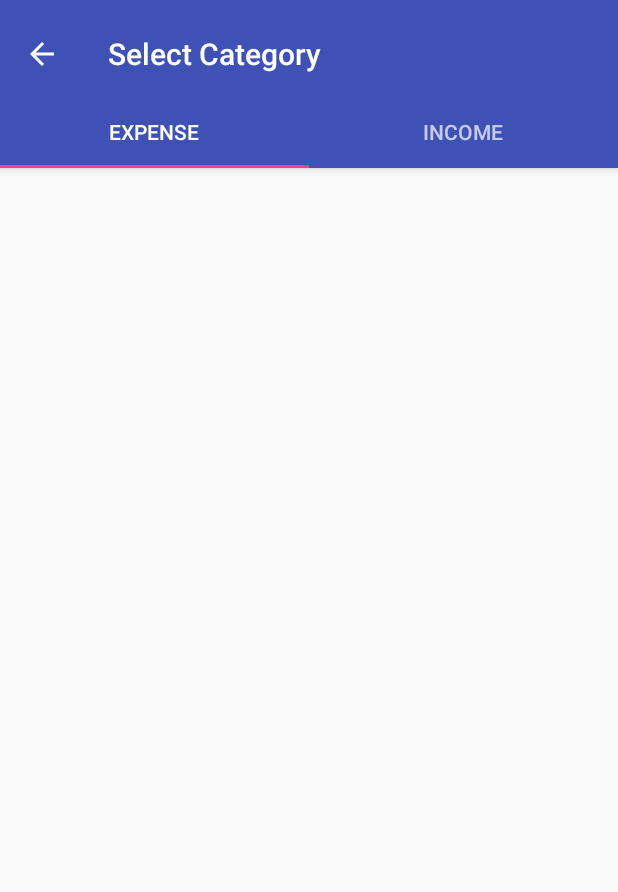
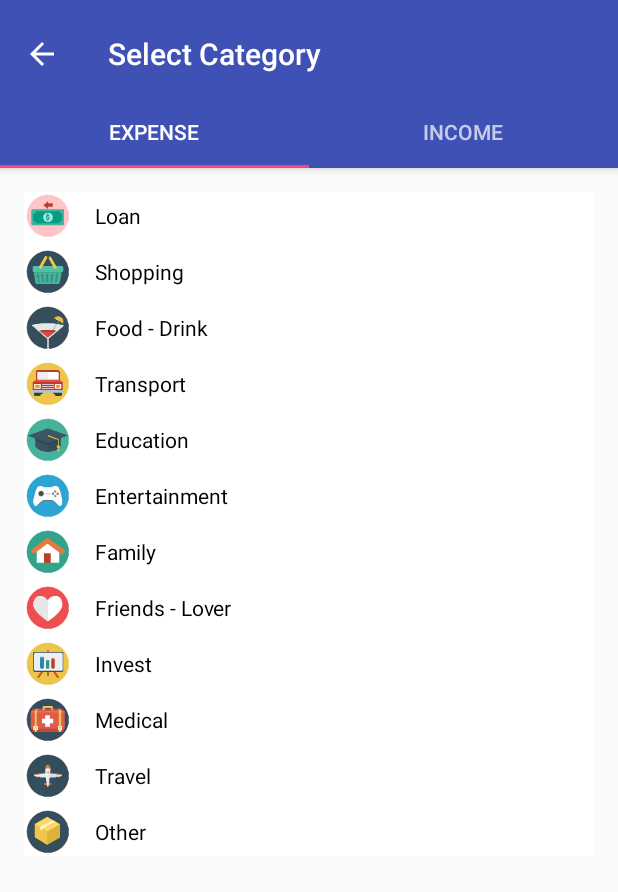
Before and after one commit to alanddev/manWal, an Android app: the CategoryActivity screen opened directly, with no data from a screen before it, on a phone screen of 412 x 824 dp. Shown: the top 892 px of the screen. Run offline under Robolectric (Android 15) with nearby library versions, the phone set to English and light mode, and no system bars.

Commit message:
commit image

```diff
--- a/app/src/main/java/com/alanddev/manwal/adapter/CategoryAdapter.java
+++ b/app/src/main/java/com/alanddev/manwal/adapter/CategoryAdapter.java
@@ -2,6 +2,7 @@ package com.alanddev.manwal.adapter;
 
 import android.content.Context;
 import android.support.v7.widget.RecyclerView;
+import android.util.Log;
 import android.view.LayoutInflater;
 import android.view.View;
 import android.view.ViewGroup;
@@ -55,8 +56,7 @@ public class CategoryAdapter extends BaseAdapter {
         Category category = (Category)this.getItem(position);
         Viewholder viewHolder;
         if (convertView == null) {
-            convertView = LayoutInflater.from(mContext).inflate(R.layout.item_category,
-                    null);
+            convertView = LayoutInflater.from(mContext).inflate(R.layout.item_category,null);
             viewHolder = new Viewholder();
             viewHolder.avatar = ((ImageView) convertView
                     .findViewById(R.id.imgavatar));
@@ -66,7 +66,7 @@ public class CategoryAdapter extends BaseAdapter {
         } else {
             viewHolder = (Viewholder) convertView.getTag();
         }
-        viewHolder.avatar.setImageResource(mContext.getResources().getIdentifier(category.getImage(),"mipmap",mContext.getPackageName()));
+        viewHolder.avatar.setImageResource(mContext.getResources().getIdentifier("ic_category_"+category.getImage(),"mipmap",mContext.getPackageName()));
         viewHolder.title.setText(category.getName());
         return convertView;
     }
--- a/app/src/main/java/com/alanddev/manwal/controller/CategoryController.java
+++ b/app/src/main/java/com/alanddev/manwal/controller/CategoryController.java
@@ -4,6 +4,7 @@ import android.content.ContentValues;
 import android.content.Context;
 import android.database.Cursor;
 import android.database.sqlite.SQLiteDatabase;
+import android.util.Log;
 
 import com.alanddev.manwal.R;
 import com.alanddev.manwal.helper.IDataSource;
@@ -80,7 +81,6 @@ public class CategoryController  implements IDataSource {
         }
         // make sure to close the cursor
         cursor.close();
-        dbHelper.close();
         return categories;
     }
 
--- a/app/src/main/java/com/alanddev/manwal/controller/WalletController.java
+++ b/app/src/main/java/com/alanddev/manwal/controller/WalletController.java
@@ -55,7 +55,6 @@ public class WalletController implements IDataSource {
         database.insert(MwSQLiteHelper.TABLE_WALLET, null,
                 values);
         Wallet newWallet = (Wallet)get(selectQuery);
-        dbHelper.close();
         return newWallet;
     }
 
@@ -68,7 +67,6 @@ public class WalletController implements IDataSource {
         // updating row
         database.update(MwSQLiteHelper.TABLE_WALLET, values, MwSQLiteHelper.COLUMN_WALLET_NAME + " = ?",
                 new String[]{String.valueOf(wallet.getName())});
-        dbHelper.close();
     }
 
     @Override
@@ -77,7 +75,6 @@ public class WalletController implements IDataSource {
         Cursor cursor = database.rawQuery(countQuery, null);
         cursor.close();
         // return count
-        dbHelper.close();
         return cursor.getCount();
 
     }
@@ -96,7 +93,6 @@ public class WalletController implements IDataSource {
         }
         // make sure to close the cursor
         cursor.close();
-        dbHelper.close();
         return wallets;
     }
 
@@ -108,7 +104,6 @@ public class WalletController implements IDataSource {
         cursor.moveToFirst();
         Wallet wallet = (Wallet)cursorTo(cursor);
         cursor.close();
-        dbHelper.close();
         return wallet;
 
     }
--- a/app/src/main/java/com/alanddev/manwal/helper/MwSQLiteHelper.java
+++ b/app/src/main/java/com/alanddev/manwal/helper/MwSQLiteHelper.java
@@ -55,7 +55,7 @@ public class MwSQLiteHelper extends SQLiteOpenHelper {
             + COLUMN_CATE_ID + " INTEGER PRIMARY KEY AUTOINCREMENT, "
             + COLUMN_CATE_NAME + " text not null, "
             + COLUMN_CATE_IMG + " text not null, "
-            + COLUMN_CATE_TYPE + " integer not null, "
+            + COLUMN_CATE_TYPE + " integer not null"
             + ");";
 
 
--- a/app/src/main/java/com/alanddev/manwal/ui/CategoryActivity.java
+++ b/app/src/main/java/com/alanddev/manwal/ui/CategoryActivity.java
@@ -10,12 +10,14 @@ import android.support.v4.app.FragmentManager;
 import android.support.v4.app.FragmentPagerAdapter;
 import android.support.v4.view.ViewPager;
 import android.os.Bundle;
+import android.util.Log;
 import android.view.LayoutInflater;
 import android.view.Menu;
 import android.view.MenuItem;
 import android.view.View;
 import android.view.ViewGroup;
 
+import android.widget.AdapterView;
 import android.widget.ListView;
 
 import com.alanddev.manwal.R;
@@ -119,6 +121,7 @@ public class CategoryActivity extends AppCompatActivity {
             args.putInt(ARG_SECTION_NUMBER, sectionNumber);
             cateExs = lstExCates;
             cateIns = lstInCates;
+            mContext = context;
             fragment.setArguments(args);
             return fragment;
         }
@@ -128,14 +131,20 @@ public class CategoryActivity extends AppCompatActivity {
                                  Bundle savedInstanceState) {
             View rootView = inflater.inflate(R.layout.fragment_category, container, false);
             ListView lstCategory = (ListView)rootView.findViewById(R.id.lstcategory);
-            Integer sectionNumber = getArguments().getInt(ARG_SECTION_NUMBER);
-            CategoryAdapter adapter = new CategoryAdapter(mContext, new ArrayList<Category>());
+            final Integer sectionNumber = getArguments().getInt(ARG_SECTION_NUMBER);
+            CategoryAdapter adapter;
             if(sectionNumber==1){
                 adapter = new CategoryAdapter(mContext,cateExs);
-            }else if(sectionNumber==2){
+            }else{
                 adapter = new CategoryAdapter(mContext,cateIns);
             }
             lstCategory.setAdapter(adapter);
+            lstCategory.setOnItemClickListener(new AdapterView.OnItemClickListener() {
+                @Override
+                public void onItemClick(AdapterView<?> parent, View view, int position, long id) {
+                   //nothing
+                }
+            });
             return rootView;
         }
     }
--- a/app/src/main/java/com/alanddev/manwal/ui/MainActivity.java
+++ b/app/src/main/java/com/alanddev/manwal/ui/MainActivity.java
@@ -62,9 +62,9 @@ public class MainActivity extends AppCompatActivity {
             categoryController.close();
         }
 
-        //Intent intent = new Intent(this, TransactionActivity.class);
-        //startActivity(intent);
-        //finish();
+        Intent intent = new Intent(this, TransactionActivity.class);
+        startActivity(intent);
+        finish();
     }
 
     public void onDateSet(DatePickerDialog view, int year, int month, int day) {
--- a/app/src/main/res/layout/fragment_category.xml
+++ b/app/src/main/res/layout/fragment_category.xml
@@ -11,7 +11,10 @@
     <ListView
         android:layout_width="match_parent"
         android:layout_height="wrap_content"
-        android:id="@+id/lstcategory">
+        android:id="@+id/lstcategory"
+        android:divider="#FFFFFF"
+        android:dividerHeight="5dp"
+        android:background="#FFFFFF">
     </ListView>
 
 
--- a/app/src/main/res/layout/item_category.xml
+++ b/app/src/main/res/layout/item_category.xml
@@ -4,12 +4,15 @@
     android:layout_height="match_parent"
     android:orientation="horizontal">
     <ImageView
-        android:layout_width="48dp"
-        android:layout_height="48dp"
-        android:id="@+id/imgavatar"/>
+        android:layout_width="32dp"
+        android:layout_height="32dp"
+        android:id="@+id/imgavatar"
+        android:layout_gravity="center_vertical"/>
     <TextView
         android:layout_width="wrap_content"
         android:layout_height="wrap_content"
         android:id="@+id/txtcategory"
-        android:layout_marginLeft="15dp"/>
+        android:layout_marginLeft="15dp"
+        android:layout_gravity="center_vertical"
+        android:textColor="#000000"/>
 </LinearLayout>
--- a/app/src/main/res/values/strings.xml
+++ b/app/src/main/res/values/strings.xml
@@ -38,7 +38,7 @@
         <item>foodndrink</item>
         <item>transport</item>
         <item>education</item>
-        <item>entertaiment</item>
+        <item>entertainment</item>
         <item>family</item>
         <item>friendnlover</item>
         <item>invest</item>
```
Also changed, not shown: app/src/main/java/com/alanddev/manwal/controller/CurrencyController.java (+4 -8 lines), app/src/main/java/com/alanddev/manwal/ui/TransactionAddActivity.java (+28 -19 lines), app/src/main/res/layout/content_transaction_add.xml (+14 -8 lines).
